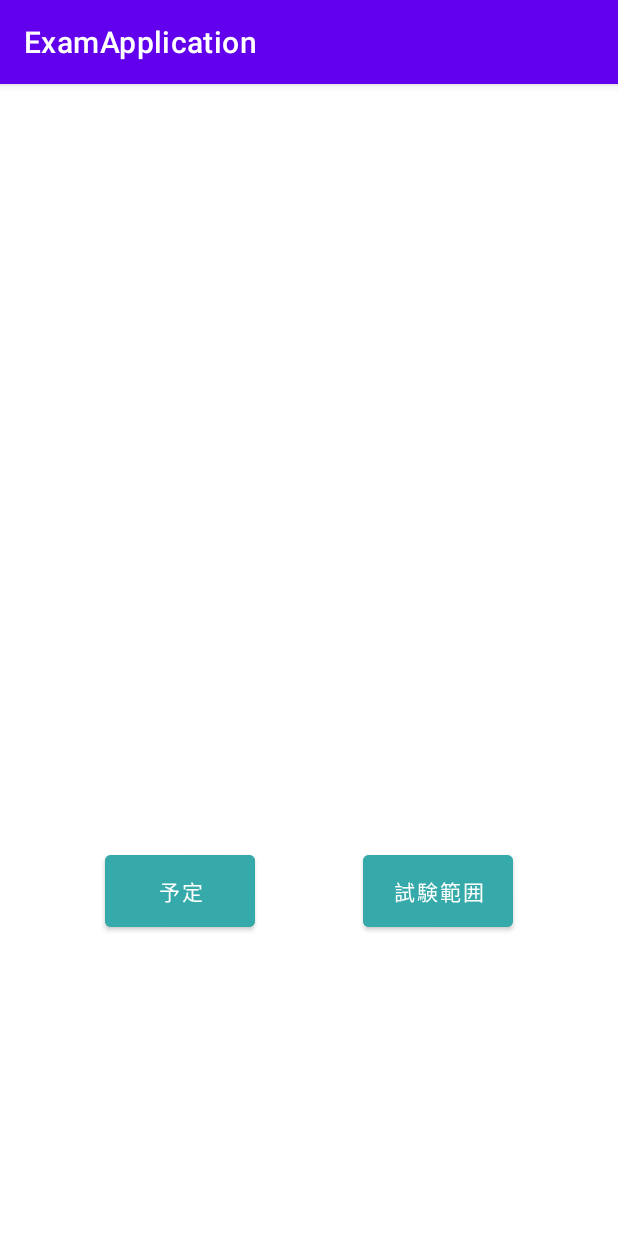
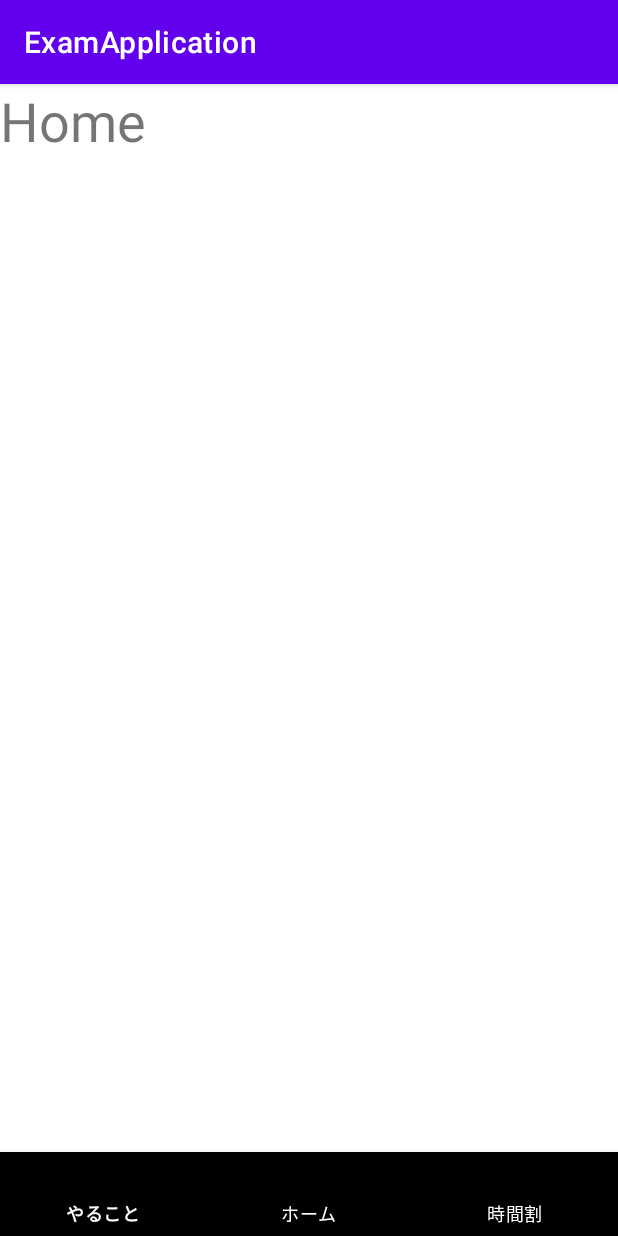
Before and after one commit to ri0103/ExamApplication, an Android app: the screen it shows after launch (startActivity), on a phone screen of 412 x 824 dp. Run offline under Robolectric (Android 15) with nearby library versions, the phone set to English and light mode, and no system bars; libraries missing offline, so code that uses them is left out: io.realm; 3 statements that could not run were skipped.

Commit message:
show bottom navigation done

```diff
--- a/app/build.gradle
+++ b/app/build.gradle
@@ -42,7 +42,11 @@ dependencies {
     implementation 'io.realm:android-adapters:3.1.0'
     implementation "org.jetbrains.kotlin:kotlin-stdlib:$kotlin_version"
     implementation 'androidx.recyclerview:recyclerview:1.2.0'
+    implementation 'com.google.android.material:material:1.1.0'
+    implementation 'androidx.legacy:legacy-support-v4:1.0.0'
     testImplementation 'junit:junit:4.+'
     androidTestImplementation 'androidx.test.ext:junit:1.1.3'
     androidTestImplementation 'androidx.test.espresso:espresso-core:3.4.0'
+
+
 }
--- /dev/null
+++ b/app/src/main/java/app/ishizaki/ryu/examapplication/fragments/CoverageFragment.kt
@@ -0,0 +1,60 @@
+package app.ishizaki.ryu.examapplication.fragments
+
+import android.os.Bundle
+import androidx.fragment.app.Fragment
+import android.view.LayoutInflater
+import android.view.View
+import android.view.ViewGroup
+import app.ishizaki.ryu.examapplication.R
+
+// TODO: Rename parameter arguments, choose names that match
+// the fragment initialization parameters, e.g. ARG_ITEM_NUMBER
+private const val ARG_PARAM1 = "param1"
+private const val ARG_PARAM2 = "param2"
+
+/**
+ * A simple [Fragment] subclass.
+ * Use the [CoverageFragment.newInstance] factory method to
+ * create an instance of this fragment.
+ */
+class CoverageFragment : Fragment() {
+    // TODO: Rename and change types of parameters
+    private var param1: String? = null
+    private var param2: String? = null
+
+    override fun onCreate(savedInstanceState: Bundle?) {
+        super.onCreate(savedInstanceState)
+        arguments?.let {
+            param1 = it.getString(ARG_PARAM1)
+            param2 = it.getString(ARG_PARAM2)
+        }
+    }
+
+    override fun onCreateView(
+        inflater: LayoutInflater, container: ViewGroup?,
+        savedInstanceState: Bundle?
+    ): View? {
+        // Inflate the layout for this fragment
+        return inflater.inflate(R.layout.fragment_coverage, container, false)
+    }
+
+    companion object {
+        /**
+         * Use this factory method to create a new instance of
+         * this fragment using the provided parameters.
+         *
+         * @param param1 Parameter 1.
+         * @param param2 Parameter 2.
+         * @return A new instance of fragment CoverageFragment.
+         */
+        // TODO: Rename and change types and number of parameters
+        @JvmStatic
+        fun newInstance(param1: String, param2: String) =
+            CoverageFragment().apply {
+                arguments = Bundle().apply {
+                    putString(ARG_PARAM1, param1)
+                    putString(ARG_PARAM2, param2)
+                }
+            }
+    }
+}
--- /dev/null
+++ b/app/src/main/java/app/ishizaki/ryu/examapplication/fragments/HomeFragment.kt
@@ -0,0 +1,60 @@
+package app.ishizaki.ryu.examapplication.fragments
+
+import android.os.Bundle
+import androidx.fragment.app.Fragment
+import android.view.LayoutInflater
+import android.view.View
+import android.view.ViewGroup
+import app.ishizaki.ryu.examapplication.R
+
+// TODO: Rename parameter arguments, choose names that match
+// the fragment initialization parameters, e.g. ARG_ITEM_NUMBER
+private const val ARG_PARAM1 = "param1"
+private const val ARG_PARAM2 = "param2"
+
+/**
+ * A simple [Fragment] subclass.
+ * Use the [HomeFragment.newInstance] factory method to
+ * create an instance of this fragment.
+ */
+class HomeFragment : Fragment() {
+    // TODO: Rename and change types of parameters
+    private var param1: String? = null
+    private var param2: String? = null
+
+    override fun onCreate(savedInstanceState: Bundle?) {
+        super.onCreate(savedInstanceState)
+        arguments?.let {
+            param1 = it.getString(ARG_PARAM1)
+            param2 = it.getString(ARG_PARAM2)
+        }
+    }
+
+    override fun onCreateView(
+        inflater: LayoutInflater, container: ViewGroup?,
+        savedInstanceState: Bundle?
+    ): View? {
+        // Inflate the layout for this fragment
+        return inflater.inflate(R.layout.fragment_home, container, false)
+    }
+
+    companion object {
+        /**
+         * Use this factory method to create a new instance of
+         * this fragment using the provided parameters.
+         *
+         * @param param1 Parameter 1.
+         * @param param2 Parameter 2.
+         * @return A new instance of fragment HomeFragment.
+         */
+        // TODO: Rename and change types and number of parameters
+        @JvmStatic
+        fun newInstance(param1: String, param2: String) =
+            HomeFragment().apply {
+                arguments = Bundle().apply {
+                    putString(ARG_PARAM1, param1)
+                    putString(ARG_PARAM2, param2)
+                }
+            }
+    }
+}
--- /dev/null
+++ b/app/src/main/java/app/ishizaki/ryu/examapplication/fragments/TodoFragment.kt
@@ -0,0 +1,60 @@
+package app.ishizaki.ryu.examapplication.fragments
+
+import android.os.Bundle
+import androidx.fragment.app.Fragment
+import android.view.LayoutInflater
+import android.view.View
+import android.view.ViewGroup
+import app.ishizaki.ryu.examapplication.R
+
+// TODO: Rename parameter arguments, choose names that match
+// the fragment initialization parameters, e.g. ARG_ITEM_NUMBER
+private const val ARG_PARAM1 = "param1"
+private const val ARG_PARAM2 = "param2"
+
+/**
+ * A simple [Fragment] subclass.
+ * Use the [TodoFragment.newInstance] factory method to
+ * create an instance of this fragment.
+ */
+class TodoFragment : Fragment() {
+    // TODO: Rename and change types of parameters
+    private var param1: String? = null
+    private var param2: String? = null
+
+    override fun onCreate(savedInstanceState: Bundle?) {
+        super.onCreate(savedInstanceState)
+        arguments?.let {
+            param1 = it.getString(ARG_PARAM1)
+            param2 = it.getString(ARG_PARAM2)
+        }
+    }
+
+    override fun onCreateView(
+        inflater: LayoutInflater, container: ViewGroup?,
+        savedInstanceState: Bundle?
+    ): View? {
+        // Inflate the layout for this fragment
+        return inflater.inflate(R.layout.fragment_todo, container, false)
+    }
+
+    companion object {
+        /**
+         * Use this factory method to create a new instance of
+         * this fragment using the provided parameters.
+         *
+         * @param param1 Parameter 1.
+         * @param param2 Parameter 2.
+         * @return A new instance of fragment TodoFragment.
+         */
+        // TODO: Rename and change types and number of parameters
+        @JvmStatic
+        fun newInstance(param1: String, param2: String) =
+            TodoFragment().apply {
+                arguments = Bundle().apply {
+                    putString(ARG_PARAM1, param1)
+                    putString(ARG_PARAM2, param2)
+                }
+            }
+    }
+}
--- a/app/src/main/java/app/ishizaki/ryu/examapplication/startActivity.kt
+++ b/app/src/main/java/app/ishizaki/ryu/examapplication/startActivity.kt
@@ -1,31 +1,54 @@
 package app.ishizaki.ryu.examapplication
 
-import android.content.Intent
 import androidx.appcompat.app.AppCompatActivity
 import android.os.Bundle
+import androidx.fragment.app.Fragment
+import app.ishizaki.ryu.examapplication.fragments.CoverageFragment
+import app.ishizaki.ryu.examapplication.fragments.HomeFragment
+import app.ishizaki.ryu.examapplication.fragments.TodoFragment
 import kotlinx.android.synthetic.main.activity_main.*
 import kotlinx.android.synthetic.main.activity_start.*
 
 class startActivity : AppCompatActivity() {
+
+
+
+    private val todoFragment = TodoFragment()
+    private val homeFragment = HomeFragment()
+    private val coverageFragment = CoverageFragment()
+
+
     override fun onCreate(savedInstanceState: Bundle?) {
         super.onCreate(savedInstanceState)
         setContentView(R.layout.activity_start)
+        replaceFragment(homeFragment)
+
+
+bottom_navigation.setOnNavigationItemSelectedListener {
+    when(it.itemId){
+        R.id.ic_todo -> replaceFragment(todoFragment)
+        R.id.ic_home -> replaceFragment(homeFragment)
+        R.id.ic_coverage -> replaceFragment(coverageFragment)
+    }
+    true
+}
 
 
 
-            moveToDoButton.setOnClickListener {
-            val intent = Intent(this, MainActivity::class.java)
-            startActivity(intent)
-        }
-
-        moveCoverageButton.setOnClickListener {
-            val intent = Intent(this, CoverageMainActivity::class.java)
-            startActivity(intent)
-        }
+    }
 
 
 
 
+    private fun replaceFragment (fragment: Fragment){
+        if (fragment !=null){
+            val transaction = supportFragmentManager.beginTransaction()
+            transaction.replace(R.id.fragment_container, fragment)
+            transaction.commit()
+        }
+    }
 
-    }
+
+
+
 }
--- a/app/src/main/res/layout/activity_start.xml
+++ b/app/src/main/res/layout/activity_start.xml
@@ -6,25 +6,26 @@
     android:layout_height="match_parent"
     tools:context=".startActivity">
 
-    <Button
-        android:id="@+id/moveToDoButton"
-        android:layout_width="100dp"
-        android:layout_height="60dp"
-        android:layout_marginStart="70dp"
-        android:layout_marginBottom="200dp"
-        android:backgroundTint="#36AAAA"
-        android:text="予定"
-        app:layout_constraintBottom_toBottomOf="parent"
-        app:layout_constraintStart_toStartOf="parent" />
 
-    <Button
-        android:id="@+id/moveCoverageButton"
-        android:layout_width="100dp"
-        android:layout_height="60dp"
-        android:layout_marginEnd="70dp"
-        android:layout_marginBottom="200dp"
-        android:backgroundTint="#36AAAA"
-        android:text="試験範囲"
-        app:layout_constraintBottom_toBottomOf="parent"
-        app:layout_constraintEnd_toEndOf="parent" />
+
+   <com.google.android.material.bottomnavigation.BottomNavigationView
+       android:layout_width="match_parent"
+       android:layout_height="wrap_content"
+       android:id="@+id/bottom_navigation"
+       app:layout_constraintBottom_toBottomOf="parent"
+       app:layout_constraintLeft_toLeftOf="parent"
+       app:layout_constraintRight_toRightOf="parent"
+       app:menu="@menu/bottom_nav_menu"
+       android:background="@color/black"
+       app:itemTextColor="@color/white"/>
+
+    <FrameLayout
+        android:layout_width="match_parent"
+        android:layout_height="0dp"
+        android:id="@+id/fragment_container"
+        app:layout_constraintTop_toTopOf="parent"
+        app:layout_constraintBottom_toTopOf="@id/bottom_navigation"/>
+
+
+
 </androidx.constraintlayout.widget.ConstraintLayout>
--- /dev/null
+++ b/app/src/main/res/layout/fragment_home.xml
@@ -0,0 +1,21 @@
+<?xml version="1.0" encoding="utf-8"?>
+<androidx.constraintlayout.widget.ConstraintLayout xmlns:android="http://schemas.android.com/apk/res/android"
+    xmlns:tools="http://schemas.android.com/tools"
+    android:layout_width="match_parent"
+    android:layout_height="match_parent"
+    xmlns:app="http://schemas.android.com/apk/res-auto"
+    tools:context=".fragments.HomeFragment">
+
+    <!-- TODO: Update blank fragment layout -->
+    <TextView
+        android:id="@+id/home1"
+        android:layout_width="match_parent"
+        android:layout_height="match_parent"
+        android:text="Home"
+        android:textSize="36sp"
+        app:layout_constraintTop_toTopOf="parent"
+        app:layout_constraintBottom_toBottomOf="parent"
+        app:layout_constraintLeft_toLeftOf="parent"
+        app:layout_constraintRight_toRightOf="parent"/>
+
+</androidx.constraintlayout.widget.ConstraintLayout>
--- /dev/null
+++ b/app/src/main/res/menu/bottom_nav_menu.xml
@@ -0,0 +1,17 @@
+<?xml version="1.0" encoding="utf-8"?>
+<menu xmlns:app="http://schemas.android.com/apk/res-auto"
+    xmlns:android="http://schemas.android.com/apk/res/android">
+
+    <item
+        android:title="やること"
+        android:id="@+id/ic_todo"/>
+
+    <item
+        android:title="ホーム"
+        android:id="@+id/ic_home"/>
+
+    <item
+        android:title="時間割"
+        android:id="@+id/ic_coverage"/>
+
+</menu>
--- a/app/src/main/res/values/strings.xml
+++ b/app/src/main/res/values/strings.xml
@@ -1,3 +1,5 @@
 <resources>
     <string name="app_name">ExamApplication</string>
+    <!-- TODO: Remove or change this placeholder text -->
+    <string name="hello_blank_fragment">Hello blank fragment</string>
 </resources>
```
Also changed, not shown: app/src/main/res/layout/fragment_coverage.xml (added, +21 -0 lines), app/src/main/res/layout/fragment_todo.xml (added, +32 -0 lines).
